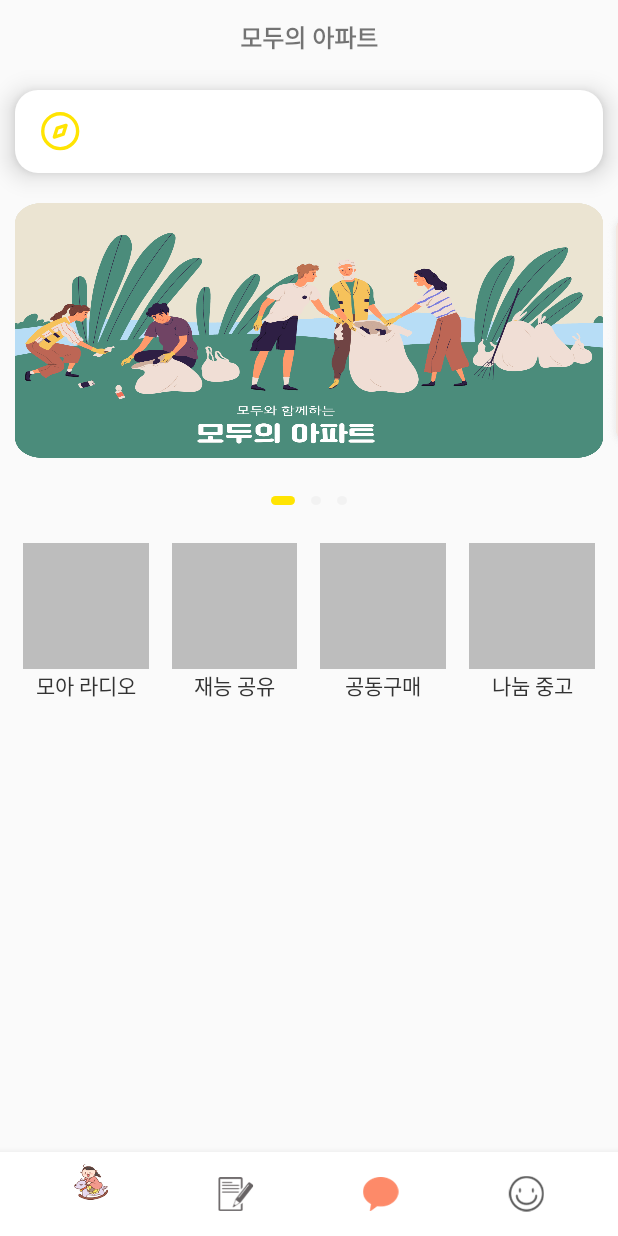
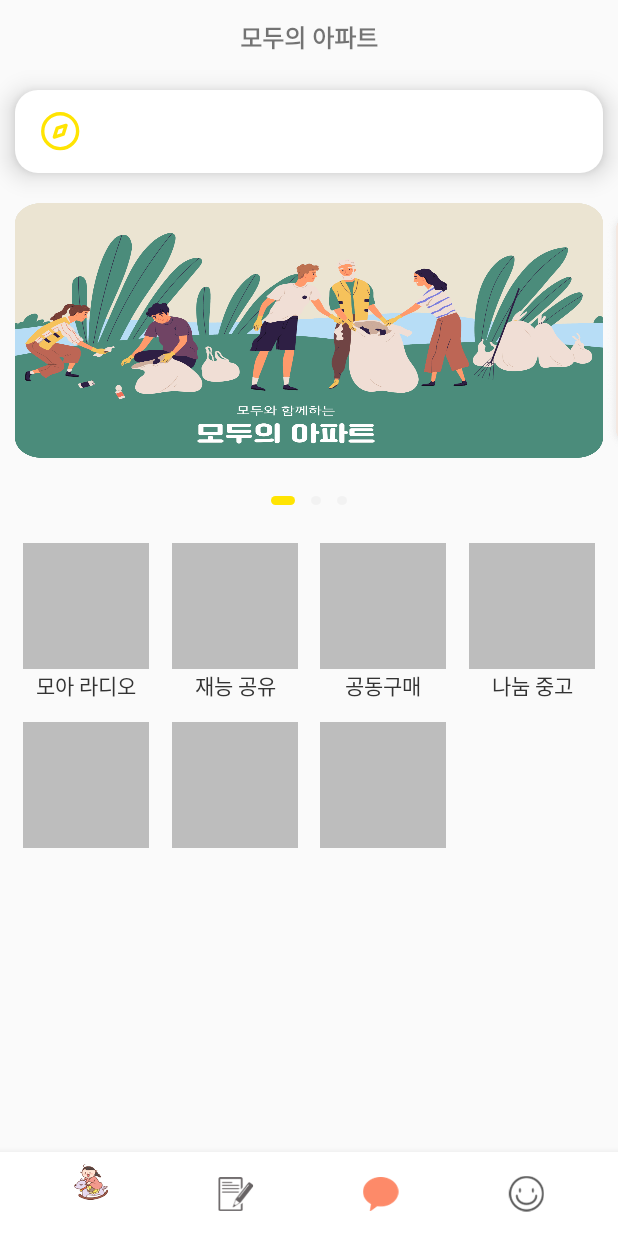
Before and after one commit to jaeilssss/MoaAndroid, an Android app: the HomeFragment screen opened through its navigation route, on a phone screen of 412 x 824 dp. Run offline under Robolectric (Android 15) with nearby library versions, the phone set to English and light mode, and no system bars; our stand-ins replace Firebase (no records; nobody signed in at launch, a user with empty details on screens opened directly), data binding, navigation-ui; 5 statements that could not run were skipped.

Commit message:
회원관련 부분 에로 사항 빼고 구현 완료 애로사항은 메모장에 정리함

```diff
--- a/app/src/main/java/com/moa/moakotlin/ui/certification/AptCertificationFragment.kt
+++ b/app/src/main/java/com/moa/moakotlin/ui/certification/AptCertificationFragment.kt
@@ -124,6 +124,7 @@ class AptCertificationFragment : BaseFragment() {
                         .setMessage(getString(R.string.AptCertificationImagesText))
                         .setPositiveButton("예"){
                             CoroutineScope(Dispatchers.Main).launch {
+                                viewModel.signUp()
                                 viewModel.certification(adapter.currentList)
                             }
                             var bundle = Bundle()
--- a/app/src/main/java/com/moa/moakotlin/ui/login/LoginFragment.kt
+++ b/app/src/main/java/com/moa/moakotlin/ui/login/LoginFragment.kt
@@ -20,6 +20,7 @@ import androidx.lifecycle.Observer
 import androidx.lifecycle.ViewModelProvider
 import androidx.navigation.NavController
 import androidx.navigation.fragment.findNavController
+import com.google.firebase.auth.FirebaseAuth
 import com.moa.moakotlin.R
 import com.moa.moakotlin.base.*
 import com.moa.moakotlin.data.User
@@ -69,6 +70,7 @@ class LoginFragment : BaseScrollFragment() {
 
             // 인증코드가 맞는지도 확인 할 것!!!
             User.getInstance().phoneNumber = binding.phoneNumberEditText.toString()
+//            User.getInstance().uid = FirebaseAuth.getInstance().uid.toString()
             navController.navigate(R.id.policyFragment)
         }
         activity?.window?.let { keyboardVisibility(it,binding.scv) }
--- a/app/src/main/java/com/moa/moakotlin/ui/signup/SignUpInfoFragment.kt
+++ b/app/src/main/java/com/moa/moakotlin/ui/signup/SignUpInfoFragment.kt
@@ -65,6 +65,8 @@ class SignUpInfoFragment : BaseScrollFragment() {
         }
 
         binding.next.setOnClickListener{
+
+            model.setUserInstance()
             // 먼저 이웃리스트를 가지고 온다
             goToMyNeighborhood()
         }
--- a/app/src/main/java/com/moa/moakotlin/ui/signup/SignUpResultFragment.kt
+++ b/app/src/main/java/com/moa/moakotlin/ui/signup/SignUpResultFragment.kt
@@ -16,7 +16,6 @@ import com.moa.moakotlin.databinding.FragmentSignUpResultBinding
 
 class SignUpResultFragment : Fragment() {
 
-
     lateinit var binding: FragmentSignUpResultBinding
 
     lateinit var model: SignUpResultViewModel
@@ -31,7 +30,6 @@ class SignUpResultFragment : Fragment() {
         // Inflate the layout for this fragment
 
         binding  = DataBindingUtil.inflate(inflater,R.layout.fragment_sign_up_result,container,false)
-
 
         navController = findNavController()
 
--- a/app/src/main/res/layout/fragment_home.xml
+++ b/app/src/main/res/layout/fragment_home.xml
@@ -190,6 +190,40 @@
         android:textColor="@color/moaBlack"
         android:textSize="14sp"
         android:id="@+id/homeHandPurchaseText"/>
+<ImageView
+    android:layout_width="0dp"
+    android:layout_height="0dp"
+    app:layout_constraintStart_toStartOf="@id/homeVoiceChatText"
+    app:layout_constraintEnd_toEndOf="@id/homeVoiceChatText"
+    app:layout_constraintTop_toBottomOf="@id/homeVoiceChatText"
+    app:layout_constraintDimensionRatio="H,1:1"
+    android:layout_marginTop="14dp"
+    android:background="#bdbdbd"
+    android:id="@+id/myNeighborhoodBoardBtn"
+    />
+
+    <ImageView
+        android:layout_width="0dp"
+        android:layout_height="0dp"
+        app:layout_constraintStart_toStartOf="@id/hometalentSharingText"
+        app:layout_constraintEnd_toEndOf="@id/hometalentSharingText"
+        app:layout_constraintTop_toBottomOf="@id/hometalentSharingText"
+        android:layout_marginTop="14dp"
+        app:layout_constraintDimensionRatio="H,1:1"
+        android:background="#bdbdbd"
+        android:id="@+id/officeBoardBtn"/>
+
+    <ImageView
+        android:layout_width="0dp"
+        android:layout_height="0dp"
+        app:layout_constraintStart_toStartOf="@id/homeGroupBuyingText"
+        app:layout_constraintEnd_toEndOf="@id/homeGroupBuyingText"
+        app:layout_constraintTop_toBottomOf="@id/homeGroupBuyingText"
+        android:layout_marginTop="14dp"
+        android:background="#bdbdbd"
+        app:layout_constraintDimensionRatio="H,1:1"
+        android:id="@+id/claimBtn"/>
+
 
 
 
```
Also changed, not shown: app/src/main/java/com/moa/moakotlin/data/RequestApart.kt (added, +12 -0 lines), app/src/main/java/com/moa/moakotlin/repository/apt/AptRepository.kt (+12 -2 lines), app/src/main/java/com/moa/moakotlin/ui/certification/AptCertificationViewModel.kt (+8 -1 lines), app/src/main/java/com/moa/moakotlin/ui/signup/SignUpInfoViewModel.kt (+14 -0 lines), app/src/main/res/layout/apt_certification_guide_fragment.xml (+13 -13 lines).
